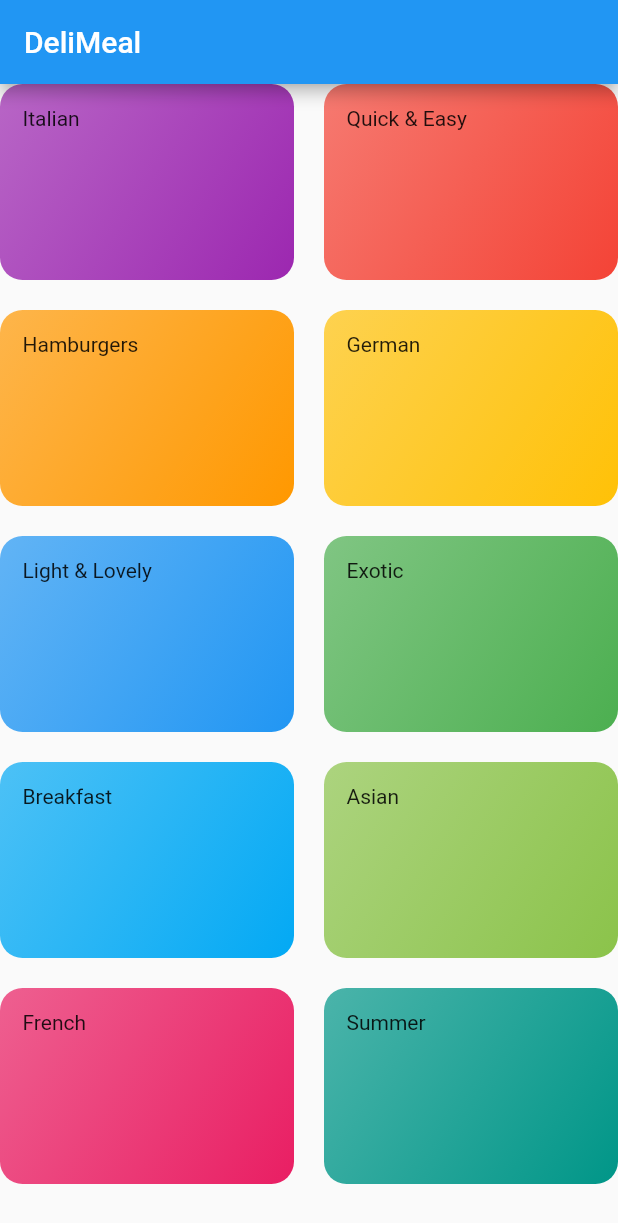
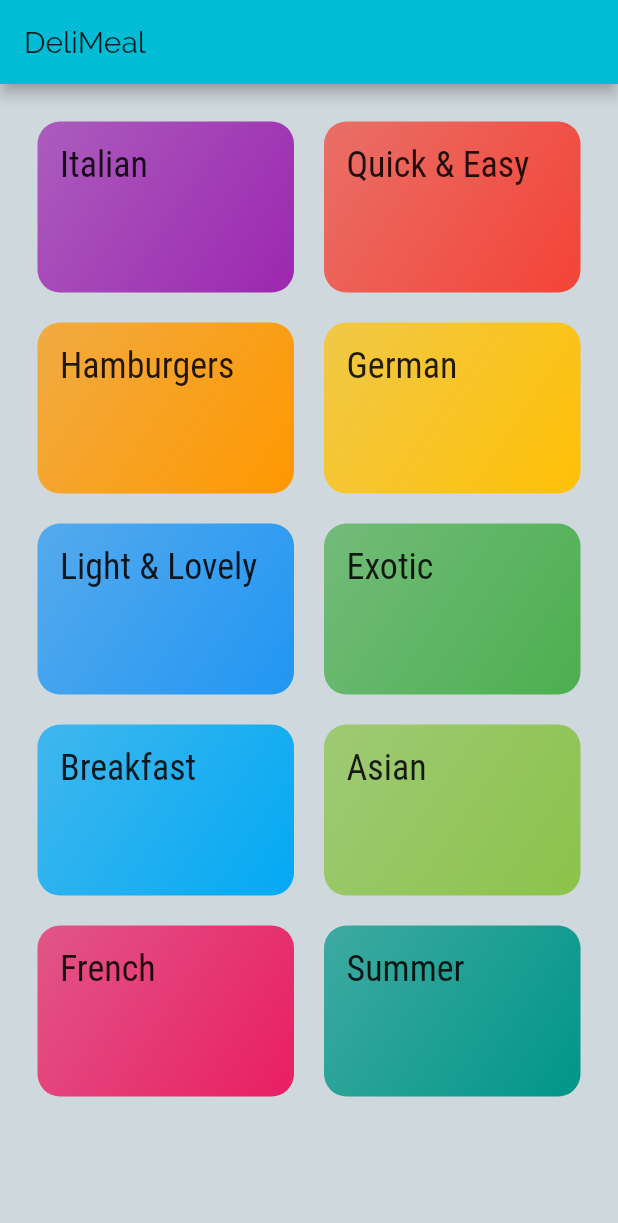
Before and after one commit to adrianbadarau/flutter-meals-app, a Flutter app: the screen it shows after launch, on a phone screen of 412 x 824 dp. Shown: the top 1223 px of the screen. Run offline on Flutter 3.47's test engine with Material 2 defaults, Android fonts, the phone set to English and light mode, and no system bars.

```diff
--- a/lib/main.dart
+++ b/lib/main.dart
@@ -12,7 +12,15 @@ class MyApp extends StatelessWidget {
     return MaterialApp(
       title: 'DeliMeals',
       theme: ThemeData(
-        primarySwatch: Colors.blue,
+        primarySwatch: Colors.cyan,
+        accentColor: Colors.cyanAccent,
+        canvasColor: Colors.blueGrey[100],
+        fontFamily: 'Raleway',
+        textTheme: ThemeData.light().textTheme.copyWith(
+          bodyText2: TextStyle(color: Color.fromRGBO(20, 51, 51, 1)),
+          bodyText1: TextStyle(color: Color.fromRGBO(20, 51, 51, 1)),
+          headline6: TextStyle(fontSize: 24, fontFamily: 'RobotoCondensed')
+        ),
         visualDensity: VisualDensity.adaptivePlatformDensity,
       ),
       home: Categories(),
--- a/lib/pages/categories.dart
+++ b/lib/pages/categories.dart
@@ -6,12 +6,16 @@ class Categories extends StatelessWidget {
   @override
   Widget build(BuildContext context) {
     return Scaffold(
-      appBar: AppBar(title: const Text('DeliMeal'),),
+      appBar: AppBar(
+        title: const Text('DeliMeal'),
+      ),
       body: GridView(
+        padding: const EdgeInsets.all(25),
         children: DUMMY_CATEGORIES
             .map((e) => CategoryItem(
                   title: e.title,
                   color: e.color,
+                  id: e.id,
                 ))
             .toList(),
         gridDelegate: SliverGridDelegateWithMaxCrossAxisExtent(
--- a/lib/pages/category_item.dart
+++ b/lib/pages/category_item.dart
@@ -1,23 +1,42 @@
 import 'package:flutter/material.dart';
+import 'package:meals_app/pages/category_meals.dart';
 
 class CategoryItem extends StatelessWidget {
+  final String id;
   final String title;
   final Color color;
 
-  const CategoryItem({Key key, this.title, this.color}) : super(key: key);
+  const CategoryItem({Key key, this.id, this.title, this.color})
+      : super(key: key);
+
+  void selectCategory(BuildContext context) {
+    Navigator.of(context).push(MaterialPageRoute(builder: (_) {
+      return CategoryMeals(
+        categoryId: id,
+        categoryTitle: title,
+      );
+    }));
+  }
 
   @override
   Widget build(BuildContext context) {
-    return Container(
+    return InkWell(
+      onTap: () => selectCategory(context),
+      splashColor: Theme.of(context).primaryColor,
+      borderRadius: BorderRadius.circular(15),
+      child: Container(
         padding: const EdgeInsets.all(15),
-      child: Text(title),
+        child: Text(
+          title,
+          style: Theme.of(context).textTheme.headline6,
+        ),
         decoration: BoxDecoration(
             gradient: LinearGradient(
               colors: [color.withOpacity(0.7), color],
               begin: Alignment.topLeft,
               end: Alignment.bottomRight,
             ),
-        borderRadius: BorderRadius.circular(15)
+            borderRadius: BorderRadius.circular(15)),
       ),
     );
   }
```
Also changed, not shown: lib/pages/category_meals.dart (added, +21 -0 lines), pubspec.yaml (+17 -14 lines), assets/fonts/Raleway-Black.ttf (added), assets/fonts/Raleway-Bold.ttf (added), assets/fonts/Raleway-Regular.ttf (added), assets/fonts/RobotoCondensed-Bold.ttf (added), assets/fonts/RobotoCondensed-Italic.ttf (added), assets/fonts/RobotoCondensed-Light.ttf (added), assets/fonts/RobotoCondensed-Regular.ttf (added). Lines whose indentation alone changed are shown as unchanged.
